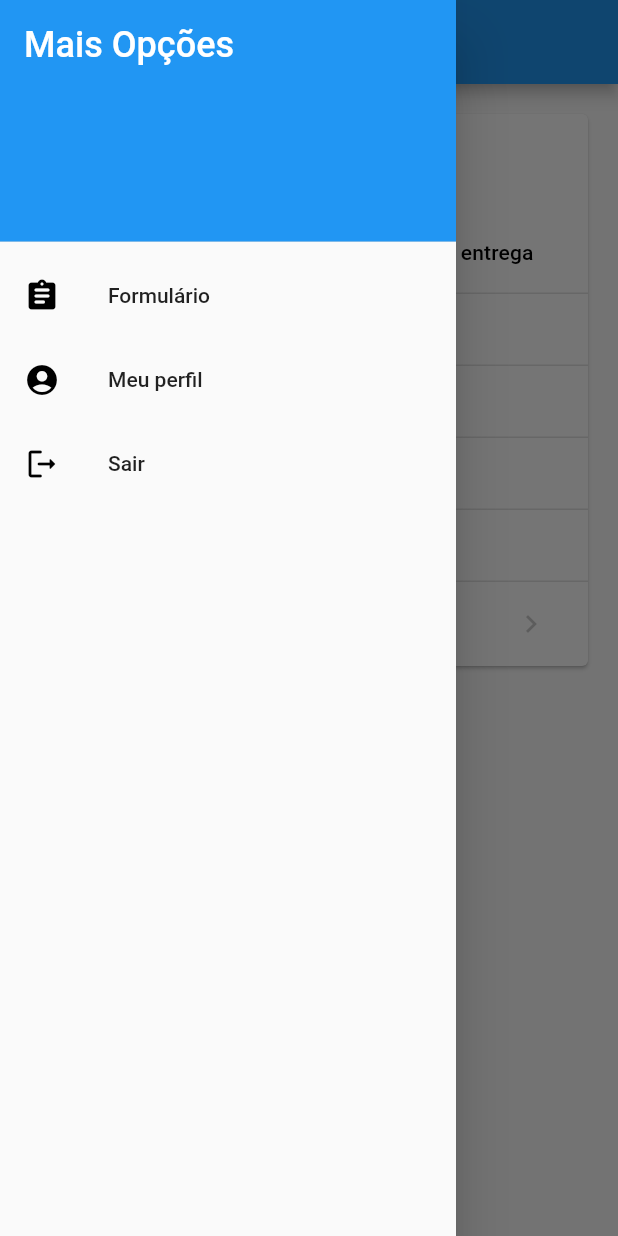
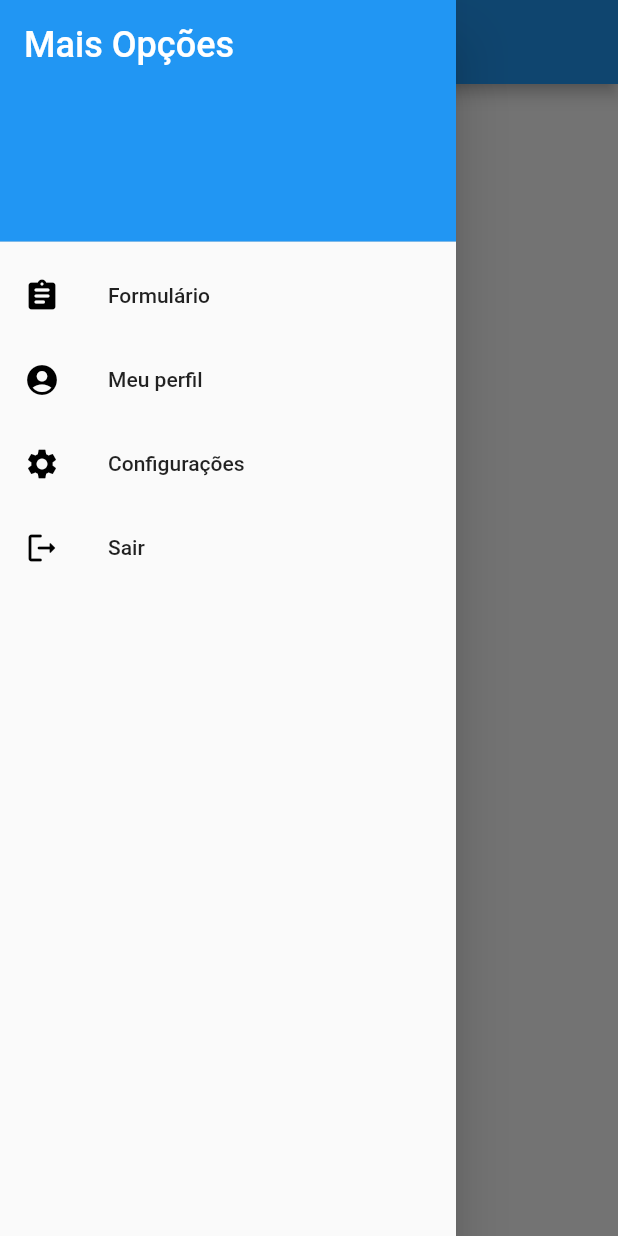
Before and after one commit to RenanFerreira0412/student_notes, a Flutter app: the screen it shows once a user with an empty profile is signed in, with the side drawer open, on a phone screen of 412 x 824 dp. Run offline on Flutter 3.47's test engine with Material 2 defaults, Android fonts, the phone set to English and light mode, and no system bars; our stand-ins replace cloud_firestore, firebase_auth, firebase_core; accounts and stored records are empty.

Commit message:
Implementação da separação das atividades cadastradas por cada disciplina

```diff
--- a/lib/Components/item_activity_table.dart
+++ /dev/null
@@ -1,150 +0,0 @@
-import 'package:cloud_firestore/cloud_firestore.dart';
-import 'package:flutter/material.dart';
-import 'package:student_notes/Models/activity.dart';
-
-class DataTableActivity extends StatelessWidget {
-  final String userId;
-
-  DataTableActivity({Key? key, required this.userId}) : super(key: key);
-
-  final CollectionReference activityRef =
-      FirebaseFirestore.instance.collection('ATIVIDADES');
-
-  @override
-  Widget build(BuildContext context) {
-    final Stream<QuerySnapshot> _activityStream = FirebaseFirestore.instance
-        .collection('ATIVIDADES')
-        .where('userId', isEqualTo: userId)
-        .snapshots();
-
-
-    return StreamBuilder<QuerySnapshot>(
-      stream: _activityStream,
-      builder: (BuildContext context, AsyncSnapshot<QuerySnapshot> snapshot) {
-        if (snapshot.hasError) {
-          return const Center(child: Text('Something went wrong'));
-        }
-
-        if (snapshot.connectionState == ConnectionState.waiting) {
-          return const Center(child: CircularProgressIndicator());
-        }
-
-        final data = snapshot.requireData;
-
-        return PaginatedDataTable(
-          header: const Text('Minhas Atividades'),
-          rowsPerPage: 4,
-          columns: const [
-            DataColumn(label: Text('Título')),
-            DataColumn(label: Text('Disciplina')),
-            DataColumn(label: Text('Data de entrega')),
-            DataColumn(label: Text('Ações')),
-          ],
-          source: TableSource(data, activityRef, context),
-        );
-      },
-    );
-  }
-}
-
-class TableSource extends DataTableSource {
-  TableSource(this.data, this.activityRef, this.context);
-
-  final QuerySnapshot data;
-  final CollectionReference activityRef;
-  final BuildContext context;
-
-  final int _selectedCount = 0;
-
-  @override
-  DataRow? getRow(int index) {
-    final docId = data.docs[index].id;
-
-    return DataRow(cells: [
-      DataCell(Text(data.docs[index]['titulo'])),
-      DataCell(Text(data.docs[index]['disciplina'])),
-      DataCell(Text(data.docs[index]['data_entrega'])),
-      DataCell(Row(
-        children: [
-          IconButton(
-            icon: const Icon(Icons.edit),
-            onPressed: () {
-              editActivity(index, docId);
-            },
-          ),
-          IconButton(
-            icon: const Icon(Icons.delete),
-            onPressed: () {
-              _alertMessage(context, docId);
-            },
-          )
-        ],
-      )),
-    ]);
-  }
-
-  @override
-  int get rowCount => data.size;
-
-  @override
-  bool get isRowCountApproximate => false;
-
-  @override
-  int get selectedRowCount => _selectedCount;
-
-  Future<void> _alertMessage(BuildContext context, String docId) async {
-    return showDialog<void>(
-      context: context,
-      builder: (BuildContext context) {
-        return AlertDialog(
-          title: const Text('Deletar Atividade'),
-          content: const Text('Deseja deletar essa atividade?'),
-          actions: <Widget>[
-            TextButton(
-              child: const Text('Cancelar'),
-              onPressed: () {
-                Navigator.of(context).pop();
-              },
-            ),
-            TextButton(
-              child: const Text('Prosseguir'),
-              onPressed: () {
-                Navigator.of(context).pop();
-                deleteActivity(docId); // Chama a função que deleta a atividade
-
-                //SnackBar
-                const SnackBar snackBar = SnackBar(
-                    content: Text("Sua atividade foi deletada com sucesso! "));
-                ScaffoldMessenger.of(context).showSnackBar(snackBar);
-              },
-            )
-          ],
-        );
-      },
-    );
-  }
-
-  Future<void> deleteActivity(String docId) {
-    return activityRef
-        .doc(docId)
-        .delete()
-        .then((value) => debugPrint("Atividade deletada"))
-        .catchError((error) =>
-            debugPrint("Ocorreu um erro na exclusão dessa atividade: $error"));
-  }
-
-  void editActivity(int index, String docId) {
-    final titulo = data.docs[index]['titulo'];
-    final disciplina = data.docs[index]['disciplina'];
-    final dataEntrega = data.docs[index]['data_entrega'];
-    final topicos = data.docs[index]['topicos'];
-
-    Navigator.pushNamed(context, '/form',
-        arguments: ActivityArguments(
-            titulo: titulo,
-            topicos: topicos,
-            disciplina: disciplina,
-            data: dataEntrega,
-            docId: docId));
-  }
-}
--- /dev/null
+++ b/lib/Components/item_disciplinas.dart
@@ -0,0 +1,58 @@
+import 'package:cloud_firestore/cloud_firestore.dart';
+import 'package:flutter/material.dart';
+import 'package:student_notes/Models/activity.dart';
+
+class CardDisciplinas extends StatefulWidget {
+  final String userId;
+
+  const CardDisciplinas({Key? key, required this.userId}) : super(key: key);
+
+  @override
+  State<CardDisciplinas> createState() => _CardDisciplinasState();
+}
+
+class _CardDisciplinasState extends State<CardDisciplinas> {
+  @override
+  Widget build(BuildContext context) {
+    final _disciplinaStream = FirebaseFirestore.instance
+        .collection('DISCIPLINAS')
+        .where('userId', isEqualTo: widget.userId)
+        .snapshots();
+
+    return StreamBuilder<QuerySnapshot>(
+        stream: _disciplinaStream,
+        builder: (BuildContext context, AsyncSnapshot<QuerySnapshot> snapshot) {
+          if (snapshot.hasError) {
+            return const Center(child: Text('Something went wrong'));
+          }
+
+          if (snapshot.connectionState == ConnectionState.waiting) {
+            return const Center(child: CircularProgressIndicator());
+          }
+
+          final data = snapshot.requireData;
+
+          return ListView.builder(
+              itemCount: data.size,
+              itemBuilder: (BuildContext context, int index) {
+                final nomeDisciplina = data.docs[index]['nome'];
+
+                return Center(
+                  child: Card(
+                      elevation: 0,
+                      color: Theme.of(context).colorScheme.surfaceVariant,
+                      child: ListTile(
+                        title: Text(nomeDisciplina),
+                        hoverColor: Colors.grey[300],
+                        onTap: () {
+                          debugPrint(nomeDisciplina);
+                          Navigator.pushNamed(context, '/listActivity',
+                              arguments: DisciplinaArguments(
+                                  nomeDisciplina, widget.userId));
+                        },
+                      )),
+                );
+              });
+        });
+  }
+}
--- a/lib/Models/activity.dart
+++ b/lib/Models/activity.dart
@@ -8,3 +8,10 @@ class ActivityArguments {
   ActivityArguments(
       {this.titulo, this.data, this.topicos, this.docId, this.disciplina});
 }
+
+class DisciplinaArguments {
+  final String nome;
+  final String userId;
+
+  DisciplinaArguments(this.nome, this.userId);
+}
--- a/lib/Route/route_generator.dart
+++ b/lib/Route/route_generator.dart
@@ -1,8 +1,10 @@
 import 'package:flutter/material.dart';
+import 'package:student_notes/Screens/activity_list.dart';
 import 'package:student_notes/Models/activity.dart';
 import 'package:student_notes/Screens/form.dart';
 import 'package:student_notes/Screens/homepage.dart';
 import 'package:student_notes/Screens/profile.dart';
+import 'package:student_notes/Screens/settings.dart';
 import 'package:student_notes/Widgets/auth_check.dart';
 
 class RouteGenerator {
@@ -24,6 +26,14 @@ class RouteGenerator {
                 docId: argument.docId));
       case '/profile':
         return MaterialPageRoute(builder: (_) => const UserProfile());
+      case '/settings':
+        return MaterialPageRoute(builder: (_) => const Settings());
+      case '/listActivity':
+        DisciplinaArguments args = settings.arguments as DisciplinaArguments;
+
+        return MaterialPageRoute(
+            builder: (_) =>
+                ListActivity(nomeDisciplina: args.nome, userId: args.userId));
 
       default:
         // Caso não exista nenhum nome de rota estabelecido no laço, retorna uma mensagem de erro, e.g. /third
--- a/lib/Screens/homepage.dart
+++ b/lib/Screens/homepage.dart
@@ -1,6 +1,6 @@
 import 'package:flutter/material.dart';
 import 'package:provider/provider.dart';
-import 'package:student_notes/Components/item_activity_table.dart';
+import 'package:student_notes/Components/item_disciplinas.dart';
 import 'package:student_notes/Models/activity.dart';
 import 'package:student_notes/Services/auth_service.dart';
 import 'package:student_notes/Widgets/widgets.dart';
@@ -21,12 +21,7 @@ class _HomePageState extends State<HomePage> {
       appBar: AppBar(
         title: const Text('Student Notes'),
       ),
-      body: ListView(
-        padding: const EdgeInsets.all(16),
-        children: [
-          DataTableActivity(userId: auth.userId()),
-        ],
-      ),
+      body: CardDisciplinas(userId: auth.userId()),
       drawer: Drawer(
         child: ListView(
           padding: EdgeInsets.zero,
@@ -59,6 +54,13 @@ class _HomePageState extends State<HomePage> {
                 },
                 color: Colors.black),
             ListTileOptions(
+                icone: Icons.settings,
+                title: 'Configurações',
+                onTap: () {
+                  Navigator.pushNamed(context, '/settings');
+                },
+                color: Colors.black),
+            ListTileOptions(
                 icone: Icons.logout_rounded,
                 title: 'Sair',
                 onTap: () {
```
Also changed, not shown: lib/Components/form_methods.dart (+7 -0 lines), lib/Screens/activity_list.dart (added, +156 -0 lines), lib/Screens/settings.dart (added, +19 -0 lines).
